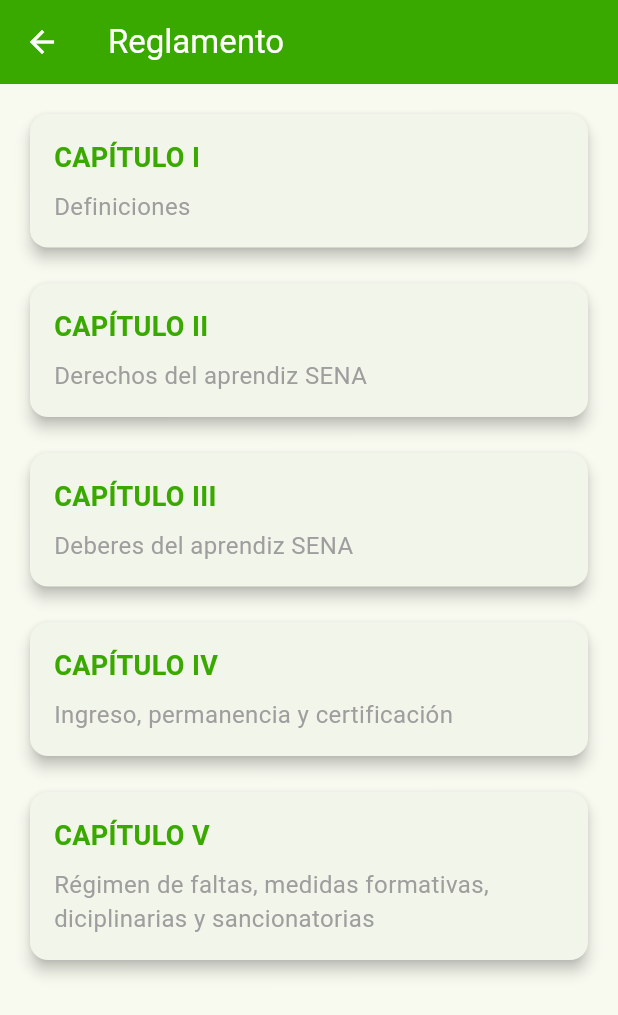
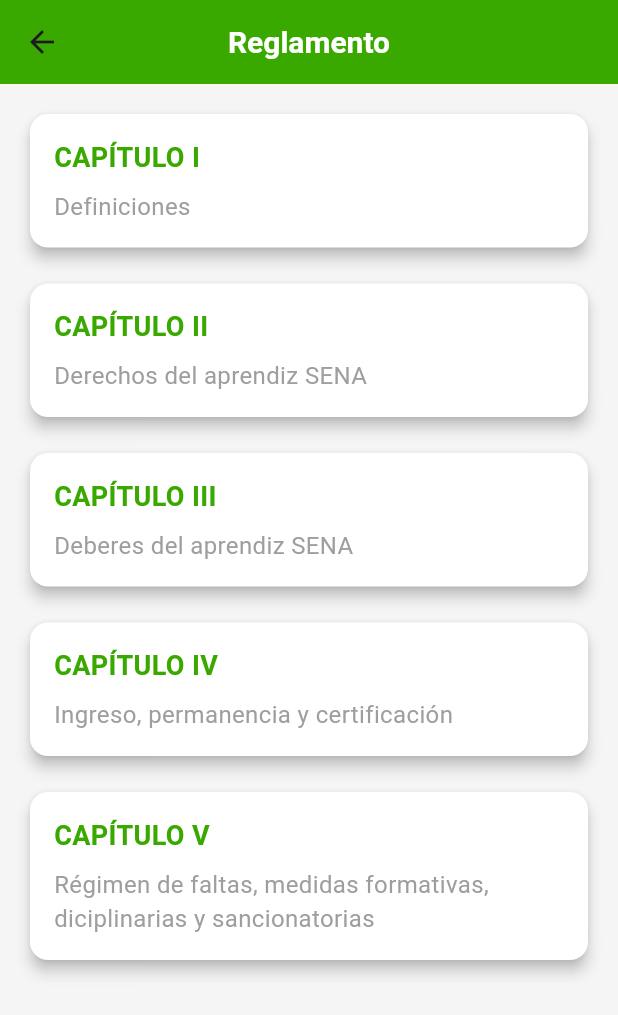
Before and after one commit to SamuelLemos01/manual-sena-movil, a Flutter app: the screen it shows after launch, after a tap on "Comenzar", after a tap on "Reglamento", on a phone screen of 412 x 824 dp. Shown: the top 1015 px of the screen. Run offline on Flutter 3.47's test engine with Material 3 defaults, Android fonts, the phone set to English and light mode, and no system bars.

Commit message:
Pantalla de carga y animaciones mejoradas

```diff
--- a/manual/lib/main.dart
+++ b/manual/lib/main.dart
@@ -1,36 +1,29 @@
 import 'package:flutter/material.dart';
+import 'package:flutter/services.dart';
 import 'screens/pantalla_inicio.dart';
+import 'theme/app_theme.dart';
 
 void main() {
-  runApp(const SenaManualApp());
+  WidgetsFlutterBinding.ensureInitialized();
+  SystemChrome.setSystemUIOverlayStyle(
+    const SystemUiOverlayStyle(
+      statusBarColor: Colors.transparent,
+      statusBarIconBrightness: Brightness.dark,
+    ),
+  );
+  runApp(const MyApp());
 }
 
-class SenaManualApp extends StatelessWidget {
-  const SenaManualApp({Key? key}) : super(key: key);
+class MyApp extends StatelessWidget {
+  const MyApp({Key? key}) : super(key: key);
 
   @override
   Widget build(BuildContext context) {
     return MaterialApp(
       title: 'Manual SENA',
       debugShowCheckedModeBanner: false,
-      theme: ThemeData(
-        primaryColor: const Color(0xFF39A900), // Verde SENA
-        colorScheme: ColorScheme.fromSeed(
-          seedColor: const Color(0xFF39A900),
-          secondary: const Color(0xFFFF6600), // Nara
-        ),
-        appBarTheme: const AppBarTheme(
-          backgroundColor: Color(0xFF39A900),
-          foregroundColor: Colors.white,
-        ),
-        elevatedButtonTheme: ElevatedButtonThemeData(
-          style: ElevatedButton.styleFrom(
-            backgroundColor: const Color(0xFF39A900),
-            foregroundColor: Colors.white,
-          ),
-        ),
-      ),
-      home: const SplashScreen(),
+      theme: AppTheme.theme,
+      home: const PantallaInicio(),
     );
   }
 }
--- a/manual/lib/screens/pantalla_bienvenida.dart
+++ b/manual/lib/screens/pantalla_bienvenida.dart
@@ -1,73 +1,82 @@
 import 'package:flutter/material.dart';
 import 'pantalla_principal.dart';
+import '../theme/app_theme.dart';
 
-class WelcomeScreen extends StatelessWidget {
-  const WelcomeScreen({Key? key}) : super(key: key);
+class PantallaBienvenida extends StatelessWidget {
+  const PantallaBienvenida({Key? key}) : super(key: key);
 
   @override
   Widget build(BuildContext context) {
     return Scaffold(
-      body: Container(
-        width: double.infinity,
-        decoration: const BoxDecoration(
-          gradient: LinearGradient(
-            begin: Alignment.topCenter,
-            end: Alignment.bottomCenter,
-            colors: [Color(0xFF39A900), Color(0xFF267300)],
+      backgroundColor: AppTheme.backgroundColor,
+      body: SafeArea(
+        child: Padding(
+          padding: const EdgeInsets.all(24.0),
+          child: Column(
+            crossAxisAlignment: CrossAxisAlignment.stretch,
+            children: [
+              const Spacer(),
+              Image.asset(
+                'assets/images/logo_sena.png',
+                height: 100,
               ),
+              const SizedBox(height: 48),
+              Text(
+                'Bienvenido al Manual del Aprendiz SENA',
+                style: Theme.of(context).textTheme.headlineLarge?.copyWith(
+                  color: AppTheme.primaryColor,
+                  fontWeight: FontWeight.bold,
                 ),
-        child: Column(
-          mainAxisAlignment: MainAxisAlignment.center,
-          children: [
-            Image.asset(
-              'assets/images/logo_sena_white.png',
-              height: 120,
+                textAlign: TextAlign.center,
               ),
-            const SizedBox(height: 30),
-            const Text(
-              'Manual SENA',
-              style: TextStyle(
-                fontSize: 28,
-                fontWeight: FontWeight.bold,
-                color: Colors.white,
+              const SizedBox(height: 24),
+              Text(
+                'Aquí encontrarás toda la información necesaria sobre el reglamento, derechos, deberes y procesos de formación.',
+                style: Theme.of(context).textTheme.bodyLarge?.copyWith(
+                  color: AppTheme.textColor,
                 ),
+                textAlign: TextAlign.center,
               ),
-            const SizedBox(height: 10),
-            const Padding(
-              padding: EdgeInsets.symmetric(horizontal: 40),
-              child: Text(
-                'Información esencial del SENA',
-                textAlign: TextAlign.center,
-                style: TextStyle(
-                  fontSize: 16,
-                  color: Colors.white,
-                ),
-              ),
-            ),
-            const SizedBox(height: 50),
+              const Spacer(),
               ElevatedButton(
                 onPressed: () {
                   Navigator.of(context).pushReplacement(
-                  MaterialPageRoute(builder: (context) => const PantallaPrincipal()),
+                    PageRouteBuilder(
+                      pageBuilder: (context, animation, secondaryAnimation) =>
+                          const PantallaPrincipal(),
+                      transitionsBuilder: (context, animation, secondaryAnimation, child) {
+                        const begin = Offset(1.0, 0.0);
+                        const end = Offset.zero;
+                        const curve = Curves.easeInOutCubic;
+                        var tween = Tween(begin: begin, end: end)
+                            .chain(CurveTween(curve: curve));
+                        var offsetAnimation = animation.drive(tween);
+                        return SlideTransition(
+                          position: offsetAnimation,
+                          child: child,
+                        );
+                      },
+                      transitionDuration: const Duration(milliseconds: 800),
+                    ),
                   );
                 },
                 style: ElevatedButton.styleFrom(
-                backgroundColor: Colors.white,
-                foregroundColor: const Color(0xFF39A900),
-                padding: const EdgeInsets.symmetric(horizontal: 50, vertical: 15),
+                  padding: const EdgeInsets.symmetric(vertical: 16),
                   shape: RoundedRectangleBorder(
-                  borderRadius: BorderRadius.circular(30),
+                    borderRadius: BorderRadius.circular(12),
                   ),
                 ),
                 child: const Text(
                   'Comenzar',
                   style: TextStyle(
-                  fontSize: 16,
+                    fontSize: 18,
                     fontWeight: FontWeight.bold,
                   ),
                 ),
               ),
+              const SizedBox(height: 48),
             ],
+          ),
         ),
       ),
     );
--- a/manual/lib/screens/pantalla_inicio.dart
+++ b/manual/lib/screens/pantalla_inicio.dart
@@ -1,40 +1,111 @@
 import 'package:flutter/material.dart';
 import 'pantalla_bienvenida.dart';
+import '../theme/app_theme.dart';
 
-class SplashScreen extends StatefulWidget {
-  const SplashScreen({Key? key}) : super(key: key);
+class PantallaInicio extends StatefulWidget {
+  const PantallaInicio({Key? key}) : super(key: key);
 
   @override
-  State<SplashScreen> createState() => _SplashScreenState();
+  State<PantallaInicio> createState() => _PantallaInicioState();
 }
 
-class _SplashScreenState extends State<SplashScreen> {
+class _PantallaInicioState extends State<PantallaInicio> with SingleTickerProviderStateMixin {
+  late AnimationController _controller;
+  late Animation<double> _fadeInAnimation;
+  late Animation<double> _scaleAnimation;
+
   @override
   void initState() {
     super.initState();
-    // Navegar al inicio después de 2 segundos
-    Future.delayed(const Duration(seconds: 2), () {
-      Navigator.of(context).pushReplacement(
-        MaterialPageRoute(builder: (context) => const WelcomeScreen()),
-      );
+    _controller = AnimationController(
+      duration: const Duration(seconds: 2),
+      vsync: this,
+    );
+
+    _fadeInAnimation = Tween<double>(begin: 0.0, end: 1.0).animate(
+      CurvedAnimation(
+        parent: _controller,
+        curve: const Interval(0.0, 0.5, curve: Curves.easeIn),
+      ),
+    );
+
+    _scaleAnimation = Tween<double>(begin: 0.5, end: 1.0).animate(
+      CurvedAnimation(
+        parent: _controller,
+        curve: const Interval(0.0, 0.5, curve: Curves.easeOut),
+      ),
+    );
+
+    _controller.forward().then((_) {
+      Future.delayed(const Duration(seconds: 1), () {
+        Navigator.of(context).pushReplacement(
+          PageRouteBuilder(
+            pageBuilder: (context, animation, secondaryAnimation) =>
+                const PantallaBienvenida(),
+            transitionsBuilder: (context, animation, secondaryAnimation, child) {
+              return FadeTransition(opacity: animation, child: child);
+            },
+            transitionDuration: const Duration(milliseconds: 800),
+          ),
+        );
+      });
     });
+  }
+
+  @override
+  void dispose() {
+    _controller.dispose();
+    super.dispose();
   }
 
   @override
   Widget build(BuildContext context) {
     return Scaffold(
-      backgroundColor: Colors.white,
+      backgroundColor: AppTheme.backgroundColor,
       body: Center(
         child: Column(
           mainAxisAlignment: MainAxisAlignment.center,
           children: [
-            Image.asset(
-              'assets/images/logo_sena.png',
-              height: 150,
+            AnimatedBuilder(
+              animation: _controller,
+              builder: (context, child) {
+                return Opacity(
+                  opacity: _fadeInAnimation.value,
+                  child: Transform.scale(
+                    scale: _scaleAnimation.value,
+                    child: Column(
+                      children: [
+                        Image.asset(
+                          'assets/images/logo_sena.png',
+                          height: 120,
+                        ),
+                        const SizedBox(height: 24),
+                        const Text(
+                          'Manual del Aprendiz',
+                          style: TextStyle(
+                            fontSize: 28,
+                            fontWeight: FontWeight.bold,
+                            color: AppTheme.primaryColor,
+                          ),
+                        ),
+                        const SizedBox(height: 16),
+                        const Text(
+                          'SENA',
+                          style: TextStyle(
+                            fontSize: 24,
+                            fontWeight: FontWeight.w500,
+                            color: AppTheme.secondaryColor,
+                          ),
+                        ),
+                      ],
+                    ),
+                  ),
+                );
+              },
             ),
-            const SizedBox(height: 30),
+            const SizedBox(height: 48),
             const CircularProgressIndicator(
-              color: Color(0xFF39A900),
+              valueColor: AlwaysStoppedAnimation<Color>(AppTheme.primaryColor),
             ),
           ],
         ),
--- /dev/null
+++ b/manual/lib/theme/app_theme.dart
@@ -0,0 +1,66 @@
+import 'package:flutter/material.dart';
+
+class AppTheme {
+  static const Color primaryColor = Color(0xFF39A900);
+  static const Color secondaryColor = Color(0xFF006F3B);
+  static const Color backgroundColor = Color(0xFFF5F5F5);
+  static const Color cardColor = Colors.white;
+  static const Color textColor = Color(0xFF333333);
+
+  static ThemeData get theme => ThemeData(
+        primaryColor: primaryColor,
+        scaffoldBackgroundColor: backgroundColor,
+        appBarTheme: const AppBarTheme(
+          backgroundColor: primaryColor,
+          elevation: 0,
+          centerTitle: true,
+          titleTextStyle: TextStyle(
+            fontSize: 20,
+            fontWeight: FontWeight.bold,
+            color: Colors.white,
+          ),
+        ),
+        cardTheme: CardTheme(
+          color: cardColor,
+          elevation: 4,
+          shape: RoundedRectangleBorder(
+            borderRadius: BorderRadius.circular(12),
+          ),
+        ),
+        expansionTileTheme: const ExpansionTileThemeData(
+          textColor: primaryColor,
+          iconColor: primaryColor,
+          childrenPadding: EdgeInsets.all(16),
+        ),
+        textTheme: const TextTheme(
+          headlineLarge: TextStyle(
+            fontSize: 24,
+            fontWeight: FontWeight.bold,
+            color: textColor,
+          ),
+          headlineMedium: TextStyle(
+            fontSize: 20,
+            fontWeight: FontWeight.bold,
+            color: textColor,
+          ),
+          bodyLarge: TextStyle(
+            fontSize: 16,
+            color: textColor,
+          ),
+          bodyMedium: TextStyle(
+            fontSize: 14,
+            color: textColor,
+          ),
+        ),
+        elevatedButtonTheme: ElevatedButtonThemeData(
+          style: ElevatedButton.styleFrom(
+            backgroundColor: primaryColor,
+            foregroundColor: Colors.white,
+            padding: const EdgeInsets.symmetric(horizontal: 24, vertical: 12),
+            shape: RoundedRectangleBorder(
+              borderRadius: BorderRadius.circular(8),
+            ),
+          ),
+        ),
+      );
+}
```
Lines whose indentation alone changed are shown as unchanged.
